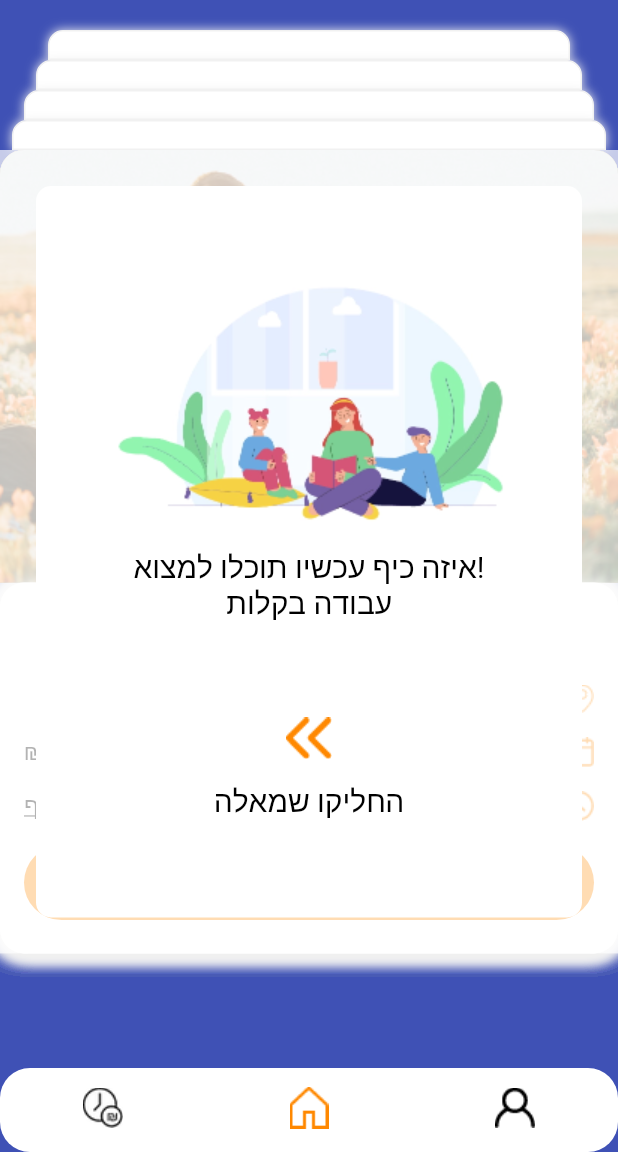
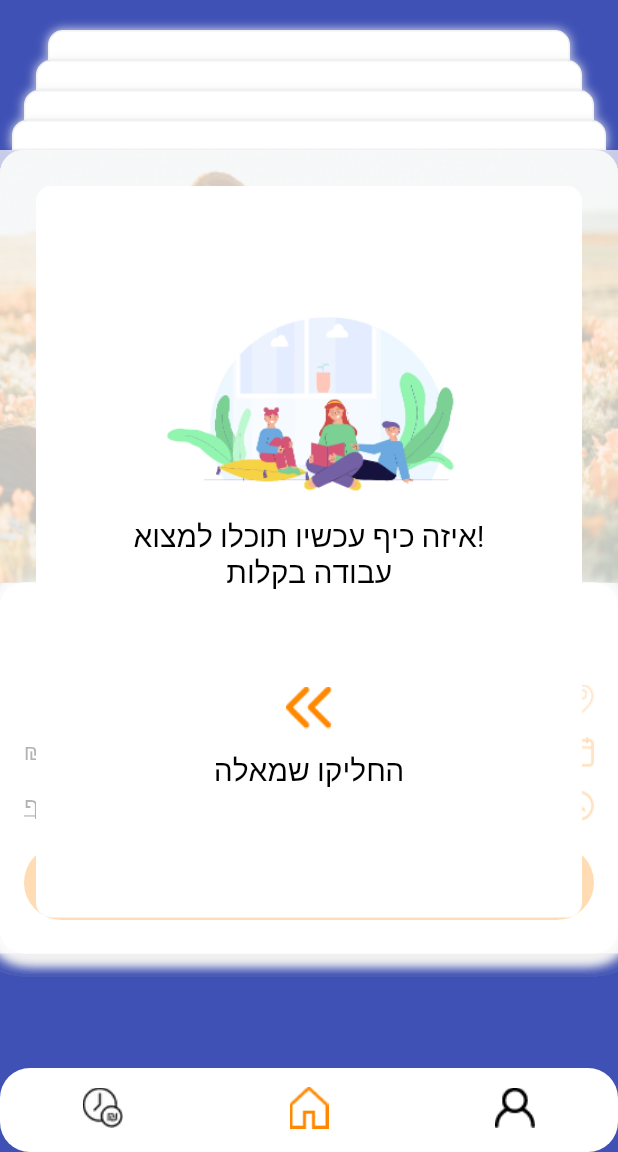
Before and after one commit to vinaythakurcn/flutter-task-babysitter, a Flutter app: the screen it shows after launch, on a phone screen of 412 x 824 dp, the part 84-1236 px from its top. Run offline on Flutter 3.47's test engine with Material 2 defaults, Android fonts, the phone set to English and light mode, and no system bars; drawn by our look-alikes of badges, persistent_bottom_nav_bar; missing offline and left inert: flutter_swipable.

Commit message:
scroll issue fixed

```diff
--- a/lib/components/profile_card.dart
+++ b/lib/components/profile_card.dart
@@ -56,7 +56,7 @@ class ProfileCard extends StatelessWidget {
         width: width,
         height: height,
         padding: const EdgeInsets.all(16),
-        child: Column(
+        child: ListView(
           children: [
             Padding(
               padding: const EdgeInsets.only(bottom: 16.0),
--- a/lib/screens/profile.dart
+++ b/lib/screens/profile.dart
@@ -104,7 +104,10 @@ class _ProfilePageState extends State<ProfilePage> {
           child: Column(
             mainAxisAlignment: MainAxisAlignment.center,
             children: [
-              Image.asset('images/welcome.png'),
+              Image.asset(
+                'images/welcome.png',
+                width: 200,
+              ),
               const Padding(
                 padding: EdgeInsets.symmetric(horizontal: 48.0, vertical: 16),
                 child: AppText(
```
